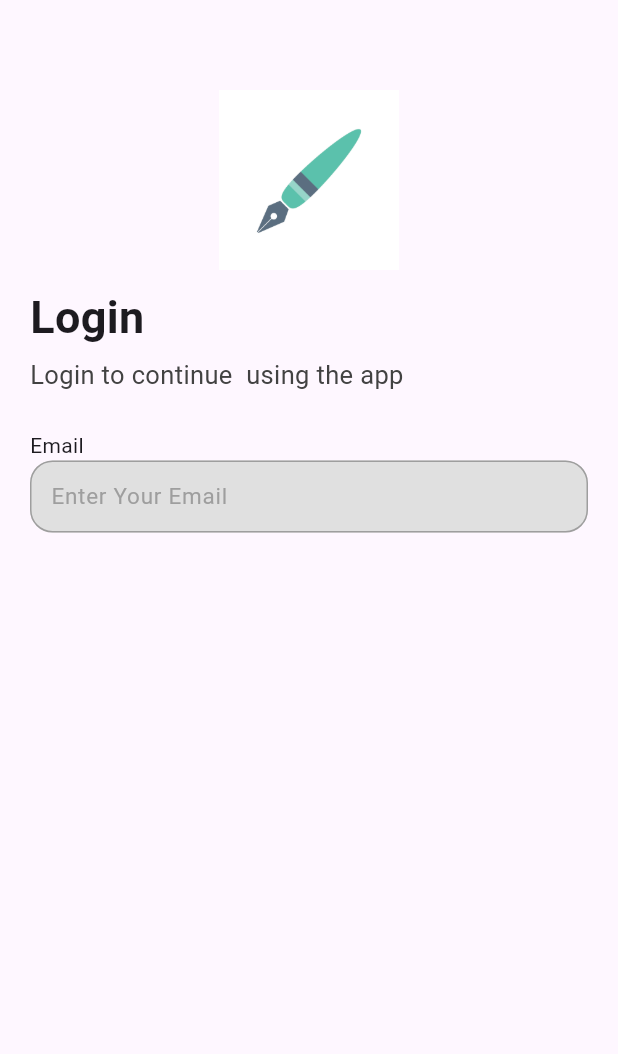
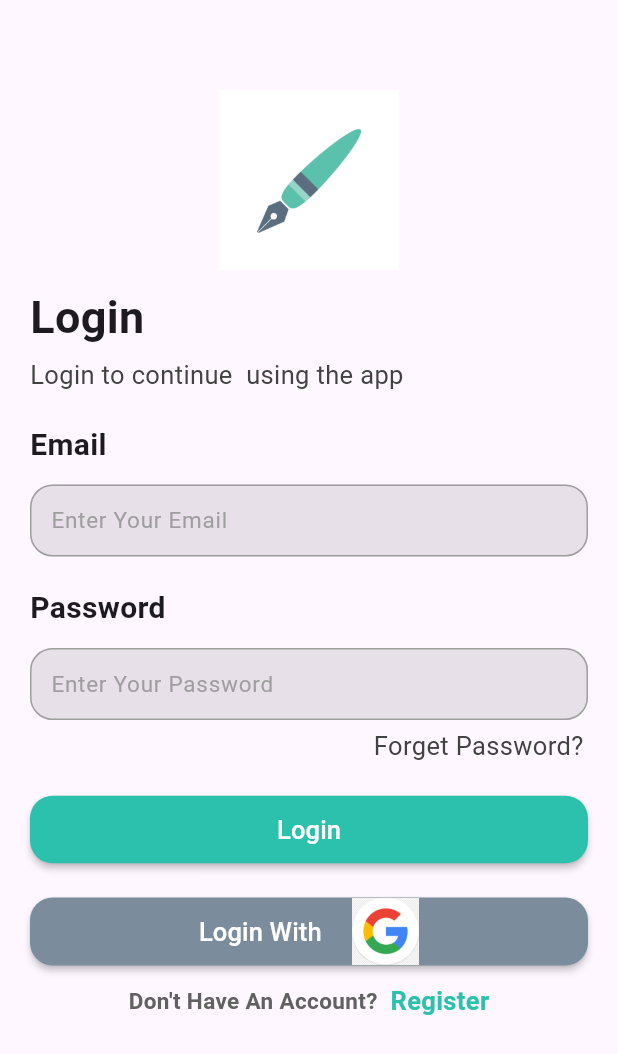
Before and after one commit to ENGMohamedAbdo-55/notes-app-firebase, a Flutter app: the screen it shows after launch, on a phone screen of 412 x 824 dp. Shown: the top 1054 px of the screen. Run offline on Flutter 3.47's test engine with Material 2 defaults, Android fonts, the phone set to English and light mode, and no system bars; our stand-ins replace firebase_core; accounts and stored records are empty.

Commit message:
finish login ui screen

```diff
--- a/lib/auth/login.dart
+++ b/lib/auth/login.dart
@@ -1,3 +1,4 @@
+import 'package:firebase_basics/auth/signup.dart';
 import 'package:flutter/material.dart';
 
 class LoginPage extends StatelessWidget {
@@ -24,31 +25,151 @@ class LoginPage extends StatelessWidget {
                 const SizedBox(height: 5),
                 const Text('Login to continue  using the app',
                     style: TextStyle(color: Color(0xFF424242), fontSize: 17)),
+                const CustomTextField(
+                  mainTxt: 'Email',
+                  hintTxt: 'Enter Your Email',
+                ),
+                const CustomTextField(
+                  mainTxt: 'Password',
+                  hintTxt: 'Enter Your Password',
+                ),
+                Container(
+                  margin: const EdgeInsets.only(top: 5, right: 3),
+                  alignment: Alignment.topRight,
+                  child: const Text('Forget Password?',
+                      style: TextStyle(
+                        color: Color(0xFF424242),
+                        fontSize: 17,
+                      )),
+                ),
                 const SizedBox(
-                  height: 25,
+                  height: 20,
                 ),
-                const Text('Email'),
+              ],
+            ),
+            const MainButtonWithNotImage(
+                color: Color(0xff2cc1ac), title: 'Login', height: 45),
+            const SizedBox(
+              height: 20,
+            ),
+            MaterialButton(
+              height: 45,
+              shape: RoundedRectangleBorder(
+                borderRadius: BorderRadius.circular(15),
+              ),
+              onPressed: () {},
+              color: const Color(0xff7b8c9c),
+              child: Row(
+                mainAxisAlignment: MainAxisAlignment.center,
+                children: [
+                  const Text(
+                    'Login With',
+                    style: TextStyle(color: Colors.white, fontSize: 17),
+                  ),
+                  const SizedBox(
+                    width: 20,
+                  ),
+                  Image.asset(
+                    'assets/images/download (1).png',
+                    width: 45,
+                  )
+                ],
+              ),
+            ),
+            const SizedBox(height: 10,),
+             Row(
+              mainAxisAlignment: MainAxisAlignment.center,
+              children: [
+                Text(
+                  "Don't Have An Account? ",
+                  style: TextStyle(fontSize: 15,fontWeight: FontWeight.bold,color: Colors.grey[700]),
+                ),
+                InkWell(
+
+                  onTap:(){},
+                  child:  const Text(
+                    " Register",
+                    style: TextStyle(fontSize: 17, color: Color(0xff2cc1ac),fontWeight: FontWeight.bold),
+                  ),
+                ),
+              ],
+            )
+          ],
+        ),
+      ),
+    );
+  }
+}
+
+class MainButtonWithNotImage extends StatelessWidget {
+  const MainButtonWithNotImage({
+    super.key,
+    required this.color,
+    required this.title,
+    required this.height,
+  });
+  final Color color;
+  final String title;
+  final double height;
+
+  @override
+  Widget build(BuildContext context) {
+    return MaterialButton(
+      height: height,
+      shape: RoundedRectangleBorder(
+        borderRadius: BorderRadius.circular(15),
+      ),
+      onPressed: () {},
+      color: color,
+      child: Text(
+        title,
+        style: const TextStyle(fontSize: 17, color: Colors.white),
+      ),
+    );
+  }
+}
+
+class CustomTextField extends StatelessWidget {
+  const CustomTextField({
+    super.key,
+    required this.mainTxt,
+    required this.hintTxt,
+  });
+  final String mainTxt;
+  final String hintTxt;
+
+  @override
+  Widget build(BuildContext context) {
+    return Padding(
+      padding: const EdgeInsets.only(top: 20),
+      child: Column(
+        crossAxisAlignment: CrossAxisAlignment.start,
+        children: [
+          Text(
+            mainTxt,
+            style: const TextStyle(fontWeight: FontWeight.bold, fontSize: 20),
+          ),
+          const SizedBox(
+            height: 12,
+          ),
           TextFormField(
-
             decoration: InputDecoration(
-                   hintText: 'Enter Your Email',
-                   hintStyle: const TextStyle(fontSize: 15,color: Colors.grey),
-                      contentPadding: const EdgeInsets.symmetric(
-                          vertical: 7, horizontal: 10),
+                hintText: hintTxt,
+                hintStyle: const TextStyle(fontSize: 15, color: Colors.grey),
+                contentPadding:
+                    const EdgeInsets.symmetric(vertical: 7, horizontal: 10),
                 filled: true,
-                      fillColor: Colors.grey[300],
+                fillColor: Colors.grey[250],
                 border: OutlineInputBorder(
                     borderRadius: BorderRadius.circular(15),
-                          borderSide: const BorderSide(color: Color.fromARGB(255, 67, 67, 67))),
+                    borderSide: const BorderSide(
+                        color: Color.fromARGB(255, 67, 67, 67))),
                 enabledBorder: OutlineInputBorder(
                     borderRadius: BorderRadius.circular(15),
                     borderSide: const BorderSide(color: Colors.grey))),
           ),
         ],
       ),
-          ],
-        ),
-      ),
     );
   }
 }
--- a/lib/auth/signup.dart
+++ b/lib/auth/signup.dart
@@ -0,0 +1,10 @@
+import 'package:flutter/material.dart';
+
+class SignUP extends StatelessWidget {
+  const SignUP({super.key});
+
+  @override
+  Widget build(BuildContext context) {
+    return const Scaffold();
+  }
+}
```
Also changed, not shown: assets/images/download (1).png (added), assets/images/download.png (added), assets/images/th.jpeg (added). Lines whose indentation alone changed are shown as unchanged.
